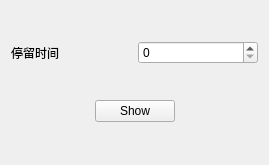
Above: notify/formnotify.ui from NiceBlueChai/Qt-sample before the change. Below: the same form after it.
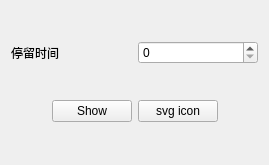
That is the form after the change.

```diff
--- a/notify/formnotify.ui
+++ b/notify/formnotify.ui
@@ -54,6 +54,13 @@
        </property>
       </widget>
      </item>
+     <item>
+      <widget class="QPushButton" name="pushButton_2">
+       <property name="text">
+        <string>svg icon</string>
+       </property>
+      </widget>
+     </item>
      <item>
       <spacer name="horizontalSpacer_2">
        <property name="orientation">
```
